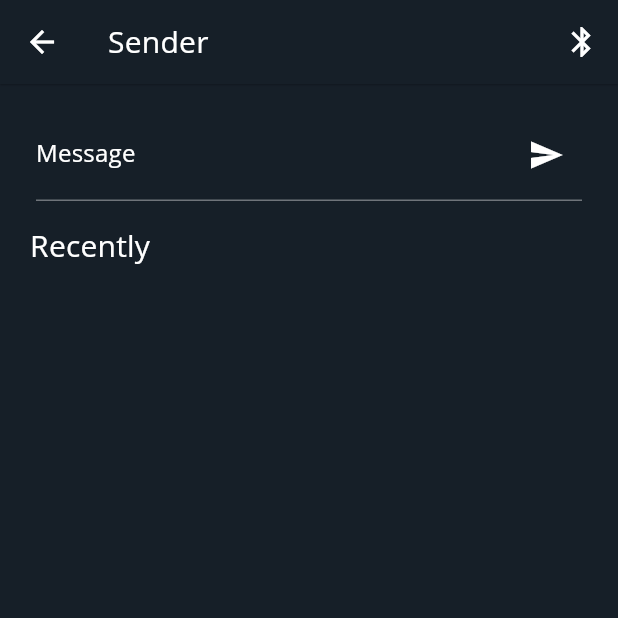
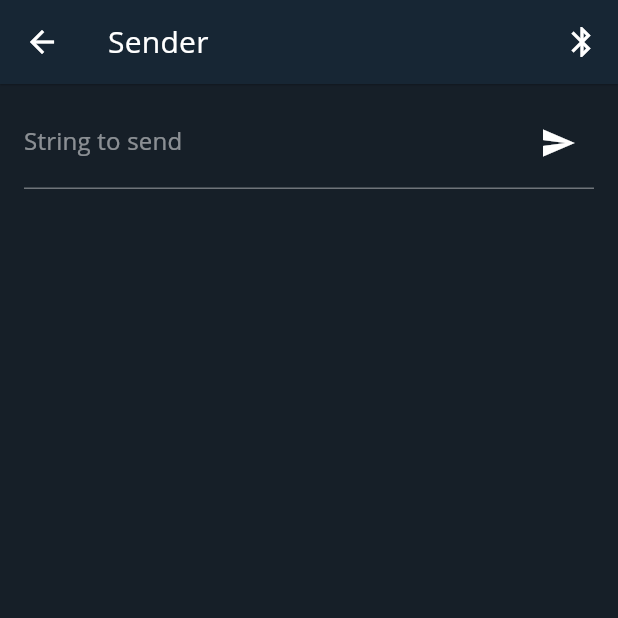
Before and after one commit to erobotkh/erobot_mobile, a Flutter app: the screen it shows after launch, after a tap on "Sender", on a phone screen of 412 x 824 dp, the top half of it. Run offline on Flutter 3.47's test engine with Material 2 defaults, Android fonts, the phone set to English and light mode, and no system bars; our stand-ins replace easy_localization, flutter_hooks, font_awesome_flutter, get, get_storage, hooks_riverpod and 4 more; missing offline and left inert: decorated_icon; network calls fail.

Commit message:
close #57 sender screen update

```diff
--- a/lib/app.dart
+++ b/lib/app.dart
@@ -1,19 +1,20 @@
 import 'package:erobot/screens/app_bar_main_screen.dart';
 import 'package:flutter/material.dart';
-
 import 'constant/theme_constant.dart';
-
 
 class App extends StatelessWidget {
   @override
   Widget build(BuildContext context) {
     return MaterialApp(
-      home:
-          // LandingScreen()
-          AppBarMainScreen()
-          ,
+      home: AppBarMainScreen(),
       theme: ThemeConstant.theme,
       debugShowCheckedModeBanner: false,
+      builder: (context, child) {
+        return GestureDetector(
+          onTap: () => FocusScope.of(context).unfocus(),
+          child: child ?? const SizedBox(),
+        );
+      },
     );
   }
 }
--- a/lib/app_router.dart
+++ b/lib/app_router.dart
@@ -1,6 +1,6 @@
 import 'package:erobot/screens/accounts/login_screen.dart';
-import 'package:erobot/screens/send_page/sender_screen.dart';
 import 'package:flutter/material.dart';
+import 'screens/education/education_screen.dart';
 import 'screens/home/home_screen.dart';
 
 class AppRouter {
--- a/lib/config/tab_bar_config.dart
+++ b/lib/config/tab_bar_config.dart
@@ -5,7 +5,6 @@ import 'package:erobot/screens/education/edu_screen.dart';
 import 'package:erobot/screens/home/home_screen.dart';
 
 import 'package:flutter/material.dart';
-
 
 class TabBarConfig {
   static List<TabBarConfigItem> items = [
--- /dev/null
+++ b/lib/constant/app_constant.dart
@@ -0,0 +1,12 @@
+import 'package:flutter/material.dart';
+
+class AppConstant {
+  AppConstant._internal();
+
+  static const List<Color> recentBackgroundColor = [
+    Color(0xff1976D2),
+    Color(0xff990000),
+    Color(0xffF57C00),
+    Color(0xff388E3C),
+  ];
+}
--- a/lib/constant/theme_constant.dart
+++ b/lib/constant/theme_constant.dart
@@ -16,6 +16,10 @@ class ThemeConstant {
       textTheme: textTheme.copyWith(
         headline6: textTheme.headline6,
       ),
+    ),
+    inputDecorationTheme: InputDecorationTheme(
+      border: UnderlineInputBorder(borderSide: BorderSide(color: lightScheme.secondary)),
+      focusedBorder: UnderlineInputBorder(borderSide: BorderSide(color: lightScheme.secondary)),
     ),
   );
 
--- a/lib/models/home_card_model.dart
+++ b/lib/models/home_card_model.dart
@@ -4,7 +4,7 @@ import 'package:erobot/screens/home/ball_shooter/ballshooter_screen.dart';
 import 'package:erobot/screens/home/ir_remoter_screen.dart';
 import 'package:erobot/screens/home/members_screen.dart';
 import 'package:erobot/screens/home/reputation/reputations_screen.dart';
-import 'package:erobot/screens/send_page/sender_screen.dart';
+import 'package:erobot/screens/sender/sender_screen.dart';
 import 'package:flutter/material.dart';
 
 class HomeCardModel {
@@ -31,7 +31,7 @@ class HomeCardModel {
           icon: Icons.keyboard,
           background: ThemeConstant.greenGradient,
           isSmall: false,
-          screen: EducationScreen(),
+          screen: SenderScreen(),
         ),
         HomeCardModel(
           title: 'Ball Shooter',
--- /dev/null
+++ b/lib/notifier/sender_screen_notifier.dart
@@ -0,0 +1,32 @@
+import 'package:erobot/storage/sender_recent_storage.dart';
+import 'package:flutter/material.dart';
+import 'package:hooks_riverpod/hooks_riverpod.dart';
+
+class SenderScreenNotifier extends ChangeNotifier {
+  late SenderRecentStorage storage;
+  SenderScreenNotifier() {
+    storage = SenderRecentStorage();
+  }
+
+  List<dynamic>? recent;
+  Future<void> load() async {
+    recent = await storage.readList();
+    notifyListeners();
+  }
+
+  Future<void> addToList(String value) async {
+    await storage.addToList(value);
+    load();
+  }
+
+  Future<void> removeFromList(String value) async {
+    await storage.removeFromList(value);
+    load();
+  }
+}
+
+final senderScreenNotifier = ChangeNotifierProvider.autoDispose<SenderScreenNotifier>(
+  (ref) {
+    return SenderScreenNotifier()..load();
+  },
+);
--- a/lib/screens/send_page/sender_screen.dart
+++ /dev/null
@@ -1,121 +0,0 @@
-import 'package:erobot/config/config_constant.dart';
-import 'package:erobot/controller/message_controller.dart';
-import 'package:flutter/material.dart';
-import 'package:get/get.dart';
-
-class EducationScreen extends StatefulWidget {
-  @override
-  _EducationScreenState createState() => _EducationScreenState();
-}
-
-class _EducationScreenState extends State<EducationScreen> {
-  var colors = [
-    Color(0xff1976D2),
-    Color(0xff990000),
-    Color(0xffF57C00),
-    Color(0xff388E3C),
-  ];
-  @override
-  Widget build(BuildContext context) {
-    return Scaffold(
-      appBar: AppBar(
-        brightness: Brightness.dark,
-        backgroundColor: Theme.of(context).colorScheme.background,
-        leading: IconButton(
-          onPressed: () {
-            print("back sender page");
-          },
-          icon: Icon(Icons.arrow_back),
-        ),
-        title: Text("Sender"),
-        actions: [
-          IconButton(
-            onPressed: () {},
-            icon: Icon(Icons.bluetooth),
-          ),
-        ],
-      ),
-      backgroundColor: Theme.of(context).colorScheme.background,
-      body: Container(
-        width: MediaQuery.of(context).size.width,
-        padding: EdgeInsets.symmetric(horizontal: ConfigConstant.margin2),
-        child: Column(
-          children: [
-            Padding(
-              padding: EdgeInsets.symmetric(horizontal: ConfigConstant.margin1, vertical: ConfigConstant.margin2),
-              child: GetBuilder<StorageMessage>(
-                  init: StorageMessage(),
-                  builder: (controller) {
-                    return TextFormField(
-                      controller: controller.textcontroller,
-                      decoration: InputDecoration(
-                        border: UnderlineInputBorder(),
-                        labelText: 'Message',
-                        labelStyle: TextStyle(color: Theme.of(context).colorScheme.onSurface),
-                        suffixIcon: IconButton(
-                          onPressed: () {
-                            controller.onSaveData();
-                          },
-                          icon: Icon(
-                            Icons.send,
-                            color: Theme.of(context).colorScheme.onSurface,
-                          ),
-                        ),
-                      ),
-                    );
-                  }),
-            ),
-            Container(
-              padding: EdgeInsets.symmetric(horizontal: ConfigConstant.margin0),
-              child: Column(
-                children: [
-                  Align(
-                    alignment: Alignment.topLeft,
-                    child: Text(
-                      "Recently",
-                      style: Theme.of(context).textTheme.headline6,
-                    ),
-                  ),
-                ],
-              ),
-            ),
-            Container(
-              alignment: Alignment.topLeft,
-              child: SingleChildScrollView(
-                scrollDirection: Axis.vertical,
-                child: GetBuilder<StorageMessage>(
-                    init: StorageMessage(),
-                    builder: (controller) {
-                      return Wrap(
-                        spacing: 4.0,
-                        runSpacing: 0.0,
-                        children: List.generate(
-                          controller.lstSave.length,
-                          (index) => Chip(
-                            backgroundColor: colors[index % colors.length],
-                            label: Text(
-                              controller.lstSave[index]['text'],
-                              overflow: TextOverflow.ellipsis,
-                            ),
-                            labelStyle: TextStyle(
-                                fontWeight: FontWeight.w500,
-                                //fontSize: 16,
-                                color: Theme.of(context).colorScheme.onSurface),
-                            padding: EdgeInsets.symmetric(horizontal: ConfigConstant.margin1),
-                            deleteIconColor: Colors.white,
-                            onDeleted: () {
-                              print("Delete message ${controller.lstSave[index]['text']}");
-                              controller.onRemoveData(index);
-                            },
-                          ),
-                        ),
-                      );
-                    }),
-              ),
-            )
-          ],
-        ),
-      ),
-    );
-  }
-}
--- /dev/null
+++ b/lib/screens/sender/sender_screen.dart
@@ -0,0 +1,112 @@
+import 'package:erobot/config/config_constant.dart';
+import 'package:erobot/constant/app_constant.dart';
+import 'package:erobot/notifier/sender_screen_notifier.dart';
+import 'package:erobot/widgets/er_tap_effect.dart';
+import 'package:flutter/material.dart';
+import 'package:flutter_hooks/flutter_hooks.dart';
+import 'package:hooks_riverpod/hooks_riverpod.dart';
+
+class SenderScreen extends HookWidget {
+  const SenderScreen({Key? key}) : super(key: key);
+
+  @override
+  Widget build(BuildContext context) {
+    final notifier = useProvider(senderScreenNotifier);
+    final controller = useTextEditingController();
+    return GestureDetector(
+      onTap: () {
+        FocusScope.of(context).unfocus();
+      },
+      child: Scaffold(
+        appBar: AppBar(
+          title: const Text("Sender"),
+          actions: [
+            IconButton(
+              icon: const Icon(Icons.bluetooth),
+              onPressed: () {},
+            )
+          ],
+        ),
+        body: ListView(
+          padding: ConfigConstant.layoutPadding,
+          children: [
+            buildSenderField(
+              controller: controller,
+              notifier: notifier,
+              context: context,
+            ),
+            const SizedBox(height: ConfigConstant.margin2),
+            if (notifier.recent?.isNotEmpty == true) const Text("Recently"),
+            const SizedBox(height: ConfigConstant.margin1),
+            Wrap(
+              children: List.generate(
+                notifier.recent?.length ?? 0,
+                (index) {
+                  final item = notifier.recent?[index];
+                  return buildRecentItem(
+                    controller: controller,
+                    item: item,
+                    notifier: notifier,
+                    context: context,
+                    index: index,
+                  );
+                },
+              ),
+            )
+          ],
+        ),
+      ),
+    );
+  }
+
+  Widget buildSenderField({
+    required TextEditingController controller,
+    required SenderScreenNotifier notifier,
+    required BuildContext context,
+  }) {
+    return TextField(
+      controller: controller,
+      onSubmitted: (value) async => await notifier.addToList(controller.text),
+      decoration: InputDecoration(
+        labelText: "String to send",
+        labelStyle: TextStyle(color: Theme.of(context).colorScheme.onSurface.withOpacity(0.5)),
+        suffixIcon: IconButton(
+          onPressed: () async => await notifier.addToList(controller.text),
+          icon: Icon(
+            Icons.send,
+            color: Theme.of(context).colorScheme.onSurface,
+          ),
+        ),
+      ),
+    );
+  }
+
+  Widget buildRecentItem({
+    required TextEditingController controller,
+    required String item,
+    required SenderScreenNotifier notifier,
+    required BuildContext context,
+    required int index,
+  }) {
+    return Container(
+      margin: const EdgeInsets.only(right: ConfigConstant.margin1, bottom: ConfigConstant.margin1),
+      child: ERTapEffect(
+        onTap: () async {
+          controller.text = "$item";
+          await notifier.removeFromList(item);
+        },
+        child: Chip(
+          materialTapTargetSize: MaterialTapTargetSize.shrinkWrap,
+          label: Text("$item", style: Theme.of(context).textTheme.caption),
+          backgroundColor: AppConstant.recentBackgroundColor[index % AppConstant.recentBackgroundColor.length],
+          onDeleted: () => notifier.removeFromList(item),
+          deleteIcon: Icon(
+            Icons.cancel,
+            size: ConfigConstant.iconSize1,
+            color: Theme.of(context).colorScheme.onSurface,
+          ),
+        ),
+      ),
+    );
+  }
+}
--- /dev/null
+++ b/lib/storage/base_list_storage.dart
@@ -0,0 +1,30 @@
+import 'dart:convert';
+
+import 'package:erobot/storage/share_preference_storage.dart';
+
+abstract class BaseListStorage extends SharePreferenceStorage {
+  Future<List<dynamic>?> readList() async {
+    String? string = await super.read();
+    if (string == null) return null;
+    List<dynamic> list = jsonDecode(string);
+    return list;
+  }
+
+  Future<void> writeList(List<dynamic> value) async {
+    String string = jsonEncode(value);
+    await super.write(string);
+  }
+
+  Future<void> addToList(dynamic value) async {
+    List<dynamic> list = await this.readList() ?? [];
+    list.removeWhere((element) => element == value);
+    list.add(value);
+    await this.writeList(list);
+  }
+
+  Future<void> removeFromList(dynamic value) async {
+    List<dynamic> list = await this.readList() ?? [];
+    list.removeWhere((element) => element == value);
+    await this.writeList(list);
+  }
+}
--- /dev/null
+++ b/lib/storage/sender_recent_storage.dart
@@ -0,0 +1,6 @@
+import 'package:erobot/storage/base_list_storage.dart';
+
+class SenderRecentStorage extends BaseListStorage {
+  @override
+  String get key => "SenderRecentStorage";
+}
--- /dev/null
+++ b/lib/storage/share_preference_storage.dart
@@ -0,0 +1,20 @@
+import 'package:shared_preferences/shared_preferences.dart';
+
+abstract class SharePreferenceStorage {
+  String get key;
+
+  Future<String?> read() async {
+    final storage = await SharedPreferences.getInstance();
+    return storage.getString(key);
+  }
+
+  Future<void> write(String value) async {
+    final storage = await SharedPreferences.getInstance();
+    await storage.setString(key, value);
+  }
+
+  Future<void> remove() async {
+    final storage = await SharedPreferences.getInstance();
+    await storage.remove(key);
+  }
+}
```
Also changed, not shown: lib/widgets/er_tap_effect.dart (added, +80 -0 lines).
